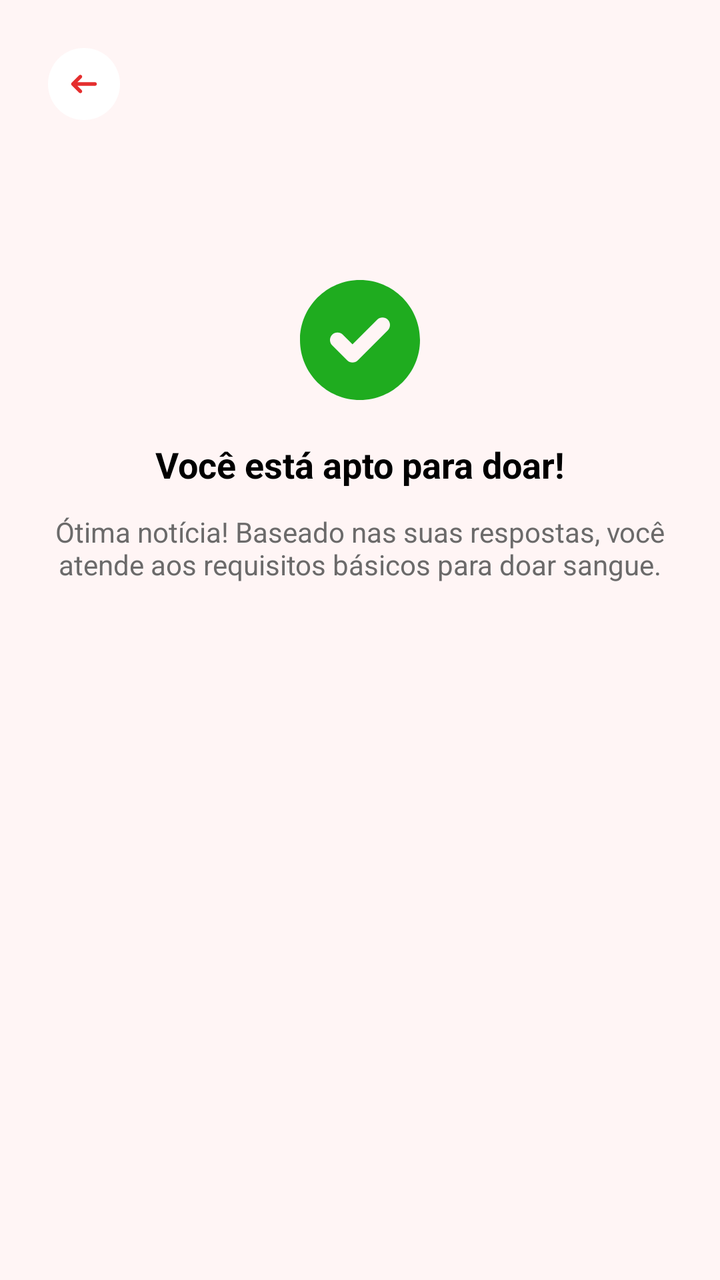
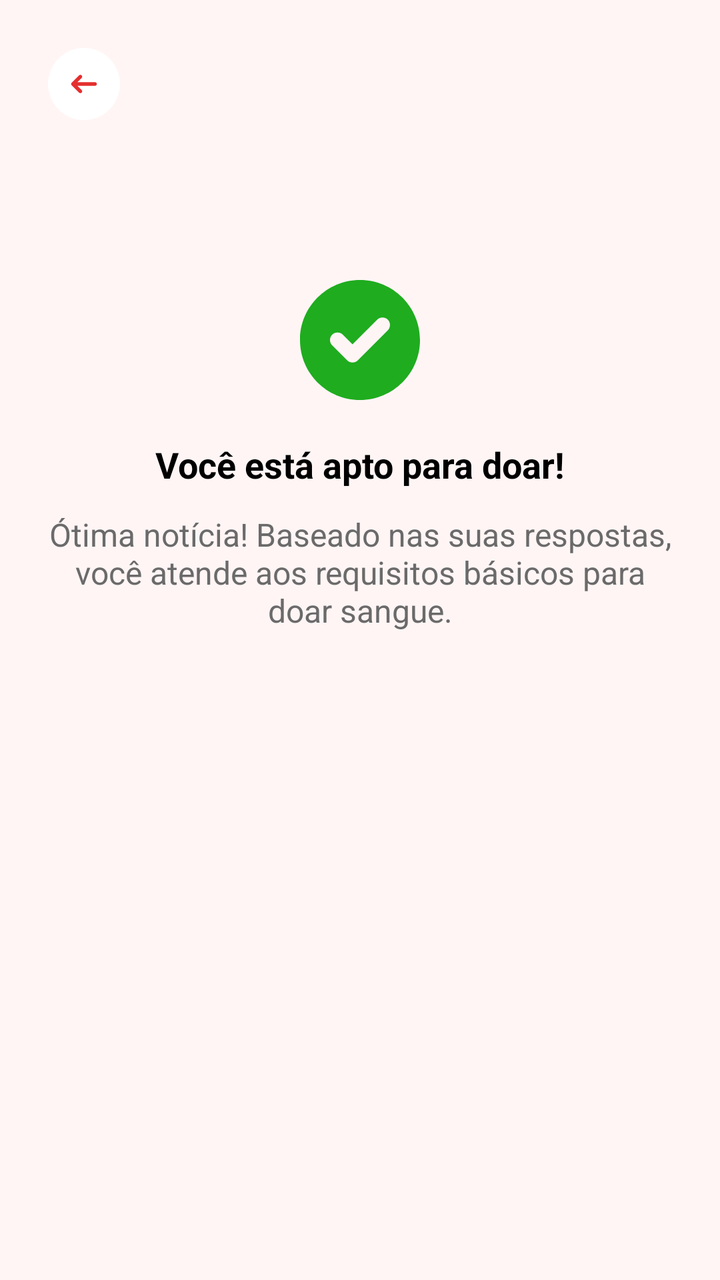

Two renders of the same Android screen: before a commit and after it. Below are the layout's source before the change and the commit's diff.
<!-- AndroidManifest.xml: application theme Theme.Hemo_Conecta -->
<!-- res/layout/fragment_apto.xml -->
<?xml version="1.0" encoding="utf-8"?>
<androidx.constraintlayout.widget.ConstraintLayout
    xmlns:android="http://schemas.android.com/apk/res/android"
    xmlns:app="http://schemas.android.com/apk/res-auto"
    android:layout_width="match_parent"
    android:layout_height="match_parent"
    android:background="@color/background">

    <ScrollView
        android:layout_width="0dp"
        android:layout_height="match_parent"
        android:fillViewport="true"
        app:layout_constraintBottom_toTopOf="parent"
        app:layout_constraintEnd_toEndOf="parent"
        app:layout_constraintHorizontal_bias="0.0"
        app:layout_constraintStart_toStartOf="parent"
        app:layout_constraintTop_toTopOf="parent"
        app:layout_constraintVertical_bias="0.0">

        <LinearLayout

            android:padding="24dp"
            android:layout_width="match_parent"
            android:layout_height="wrap_content"
            android:orientation="vertical">

            
            <LinearLayout
                android:layout_width="match_parent"
                android:layout_height="wrap_content"
                android:gravity="center_vertical"
                android:orientation="horizontal">

                <FrameLayout
                    android:layout_width="36dp"
                    android:layout_height="36dp"
                    android:background="@drawable/bg_icon"
                    android:backgroundTint="@color/white">

                    <ImageView
                        android:layout_width="22dp"
                        android:layout_height="22dp"
                        android:layout_gravity="center"
                        android:contentDescription="Voltar"
                        android:src="@drawable/ic_back" />
                </FrameLayout>

            </LinearLayout>

            <ImageButton
                android:id="@+id/btnFalse"
                android:layout_width="100dp"
                android:layout_height="100dp"
                android:background="?attr/selectableItemBackgroundBorderless"
                android:contentDescription="Voltar"
                android:src="@drawable/true_icon"
                android:layout_marginTop="60dp"
                android:layout_gravity="center"/>

            <TextView
                android:layout_width="match_parent"
                android:layout_height="wrap_content"
                android:text="@string/condicao1"
                android:textColor="@color/black"
                android:textStyle="bold"
                android:textSize="18dp"
                android:textAlignment="center"
                />

            <TextView
                android:layout_width="wrap_content"
                android:layout_height="wrap_content"
                android:text="@string/ex1"
                android:textColor="@color/cinza"
                android:textSize="14dp"
                android:textAlignment="center"
                android:layout_marginTop="12dp"
                />

        </LinearLayout>
    </ScrollView>
</androidx.constraintlayout.widget.ConstraintLayout>
<!-- resources referenced by this layout -->
<resources>
  <color name="background">#FFF5F5</color>
  <color name="black">#000000</color>
  <color name="cinza">#6B6A6A</color>
  <color name="white">#FFFFFF</color>
  <!-- drawable bg_icon (drawable) -->
  <?xml version="1.0" encoding="utf-8"?>
  <shape xmlns:android="http://schemas.android.com/apk/res/android"
      android:shape="oval">
  </shape>
  <!-- drawable ic_back (drawable) -->
  <vector xmlns:android="http://schemas.android.com/apk/res/android" android:height="30dp" android:viewportHeight="512" android:viewportWidth="512" android:width="30dp">
        
      <path android:fillColor="#FFFFFF" android:pathData="M0,0v512h512V0H0zM469.33,469.33H42.67V42.67h426.67V469.33z"/>
        
      <path android:fillColor="#E52E2E" android:pathData="M110.93,243.24c-0.23,0.3 -0.46,0.6 -0.67,0.91c-0.2,0.3 -0.38,0.62 -0.57,0.93c-0.17,0.28 -0.35,0.56 -0.51,0.86c-0.17,0.32 -0.31,0.65 -0.47,0.97c-0.14,0.31 -0.3,0.61 -0.43,0.92c-0.13,0.31 -0.24,0.64 -0.35,0.96c-0.12,0.34 -0.25,0.67 -0.35,1.01c-0.1,0.32 -0.17,0.65 -0.25,0.97c-0.09,0.35 -0.19,0.7 -0.26,1.05c-0.07,0.38 -0.12,0.75 -0.17,1.13c-0.04,0.31 -0.1,0.62 -0.14,0.93c-0.14,1.4 -0.14,2.81 0,4.21c0.03,0.31 0.09,0.62 0.14,0.93c0.05,0.38 0.1,0.76 0.17,1.13c0.07,0.36 0.17,0.7 0.26,1.05c0.08,0.32 0.15,0.65 0.25,0.97c0.1,0.34 0.23,0.68 0.35,1.01c0.12,0.32 0.22,0.64 0.35,0.96c0.13,0.31 0.28,0.62 0.43,0.92c0.15,0.32 0.3,0.65 0.47,0.97c0.16,0.29 0.34,0.57 0.51,0.86c0.19,0.31 0.36,0.63 0.57,0.93c0.21,0.31 0.44,0.61 0.67,0.91c0.19,0.25 0.37,0.52 0.57,0.76c0.44,0.54 0.9,1.05 1.39,1.54c0.01,0.01 0.01,0.02 0.02,0.02l85.33,85.33c8.33,8.33 21.84,8.33 30.17,0c8.33,-8.33 8.33,-21.84 0,-30.17l-48.92,-48.92H384c11.78,0 21.33,-9.55 21.33,-21.33s-9.55,-21.33 -21.33,-21.33H179.5l48.92,-48.92c8.33,-8.33 8.33,-21.84 0,-30.17s-21.84,-8.33 -30.17,0l-85.33,85.33c-0.01,0.01 -0.01,0.02 -0.02,0.02c-0.49,0.49 -0.95,1 -1.39,1.54C111.3,242.73 111.12,242.99 110.93,243.24z"/>
      
  </vector>
  <!-- drawable true_icon (drawable) -->
  <vector xmlns:android="http://schemas.android.com/apk/res/android" android:height="60dp" android:viewportHeight="16" android:viewportWidth="16" android:width="60dp">
        
      <path android:fillColor="#1FAC1F" android:fillType="evenOdd" android:pathData="M8,16C12.418,16 16,12.418 16,8C16,3.582 12.418,0 8,0C3.582,0 0,3.582 0,8C0,12.418 3.582,16 8,16ZM11.707,6.707C12.098,6.317 12.098,5.683 11.707,5.293C11.317,4.902 10.683,4.902 10.293,5.293L7,8.586L5.707,7.293C5.317,6.902 4.683,6.902 4.293,7.293C3.902,7.683 3.902,8.317 4.293,8.707L6.293,10.707C6.683,11.098 7.317,11.098 7.707,10.707L11.707,6.707Z"/>
      
  </vector>
  <string name="condicao1">Você está apto para doar!</string>
  <string name="ex1">Ótima notícia! Baseado nas suas respostas, você atende aos requisitos básicos para doar sangue.</string>
  <style name="Theme.Hemo_Conecta" parent="Base.Theme.Hemo_Conecta" />
  <style name="Base.Theme.Hemo_Conecta" parent="Theme.Material3.DayNight.NoActionBar">
          
          
      </style>
</resources>

<!-- the commit's change to res/layout/fragment_apto.xml (unified diff, before → after) -->
@@ -72,7 +72,7 @@
                 android:layout_height="wrap_content"
                 android:text="@string/ex1"
                 android:textColor="@color/cinza"
-                android:textSize="14dp"
+                android:textSize="16dp"
                 android:textAlignment="center"
                 android:layout_marginTop="12dp"
                 />
